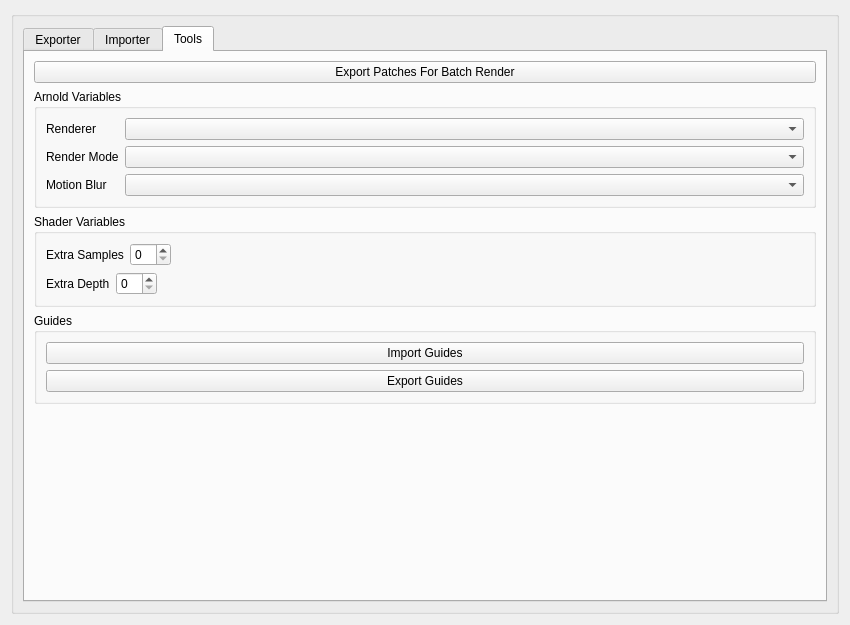
Before: the Qt Designer form source/solstice/pipeline/tools/xgenmanager/ui/xgenmanager.ui in tpoveda/solstice, drawn with Qt 5.
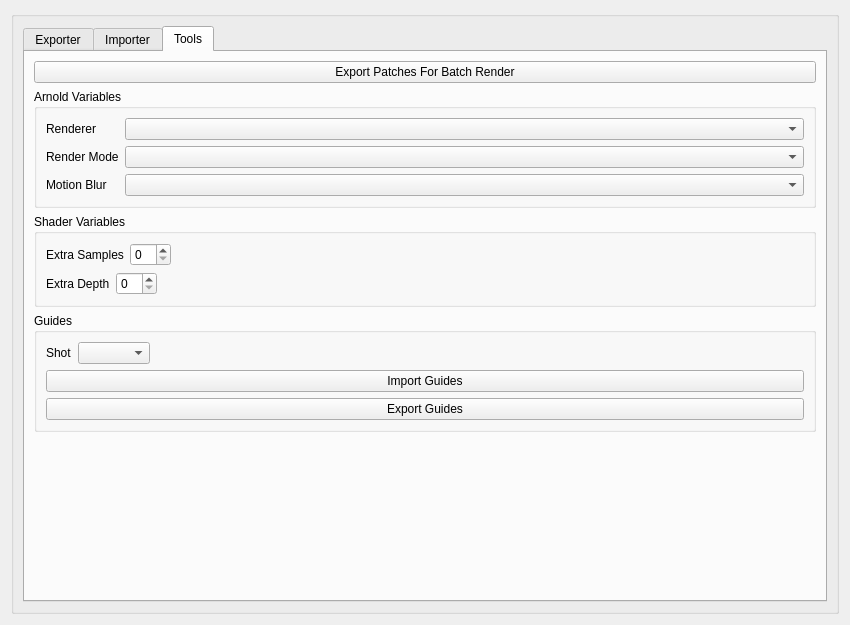
After: the same form once the commit is applied. The open tabs and pages were chosen to show the change.

Commit message: XGen || new xgen .ui file

The edit to the form file:
```diff
--- a/source/solstice/pipeline/tools/xgenmanager/ui/xgenmanager.ui
+++ b/source/solstice/pipeline/tools/xgenmanager/ui/xgenmanager.ui
@@ -274,6 +274,33 @@
              <string>Guides</string>
             </property>
             <layout class="QVBoxLayout" name="verticalLayout_2">
+             <item>
+              <layout class="QHBoxLayout" name="horizontalLayout_6">
+               <item>
+                <widget class="QLabel" name="shot_lbl">
+                 <property name="text">
+                  <string>Shot</string>
+                 </property>
+                </widget>
+               </item>
+               <item>
+                <widget class="QComboBox" name="shot_cbx"/>
+               </item>
+               <item>
+                <spacer name="horizontalSpacer_3">
+                 <property name="orientation">
+                  <enum>Qt::Horizontal</enum>
+                 </property>
+                 <property name="sizeHint" stdset="0">
+                  <size>
+                   <width>40</width>
+                   <height>20</height>
+                  </size>
+                 </property>
+                </spacer>
+               </item>
+              </layout>
+             </item>
              <item>
               <widget class="QPushButton" name="import_guides_btn">
                <property name="text">
```
Left out of the diff: 19 changed lines with no effect on the pictures.
